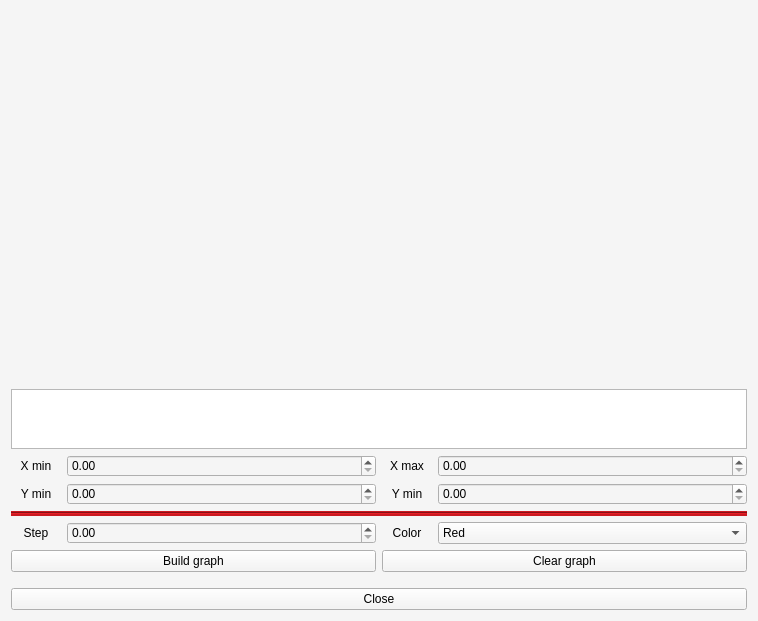
Before: the Qt Designer form src/view/graphView.ui in Effectuss/Smart-calculator, drawn with Qt 5.
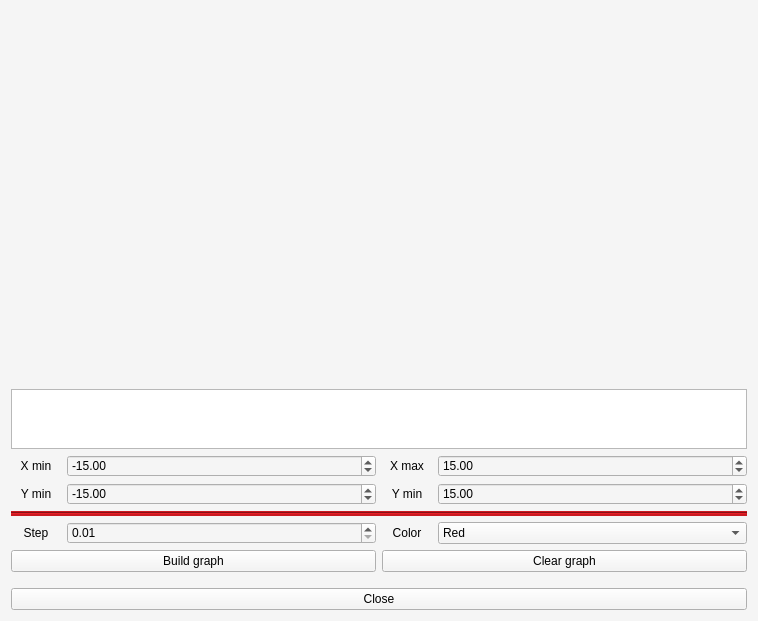
After: the same form once the commit is applied. Custom widgets are drawn as their Qt base class.

Patch:
```diff
--- a/src/view/graphView.ui
+++ b/src/view/graphView.ui
@@ -68,6 +68,15 @@
        <property name="focusPolicy">
         <enum>Qt::ClickFocus</enum>
        </property>
+       <property name="minimum">
+        <double>0.010000000000000</double>
+       </property>
+       <property name="maximum">
+        <double>10.000000000000000</double>
+       </property>
+       <property name="singleStep">
+        <double>0.010000000000000</double>
+       </property>
       </widget>
      </item>
      <item row="5" column="2">
@@ -116,6 +125,15 @@
        <property name="focusPolicy">
         <enum>Qt::ClickFocus</enum>
        </property>
+       <property name="minimum">
+        <double>-1000000.000000000000000</double>
+       </property>
+       <property name="maximum">
+        <double>0.000000000000000</double>
+       </property>
+       <property name="value">
+        <double>-15.000000000000000</double>
+       </property>
       </widget>
      </item>
      <item row="3" column="2">
@@ -207,6 +225,12 @@
        <property name="focusPolicy">
         <enum>Qt::ClickFocus</enum>
        </property>
+       <property name="maximum">
+        <double>1000000.000000000000000</double>
+       </property>
+       <property name="value">
+        <double>15.000000000000000</double>
+       </property>
       </widget>
      </item>
      <item row="1" column="0" colspan="4">
@@ -361,6 +385,18 @@
        <property name="focusPolicy">
         <enum>Qt::ClickFocus</enum>
        </property>
+       <property name="decimals">
+        <number>2</number>
+       </property>
+       <property name="minimum">
+        <double>-1000000.000000000000000</double>
+       </property>
+       <property name="maximum">
+        <double>0.000000000000000</double>
+       </property>
+       <property name="value">
+        <double>-15.000000000000000</double>
+       </property>
       </widget>
      </item>
      <item row="2" column="3">
@@ -374,6 +410,12 @@
        <property name="focusPolicy">
         <enum>Qt::ClickFocus</enum>
        </property>
+       <property name="maximum">
+        <double>1000000.000000000000000</double>
+       </property>
+       <property name="value">
+        <double>15.000000000000000</double>
+       </property>
       </widget>
      </item>
      <item row="7" column="0" colspan="4">
```
